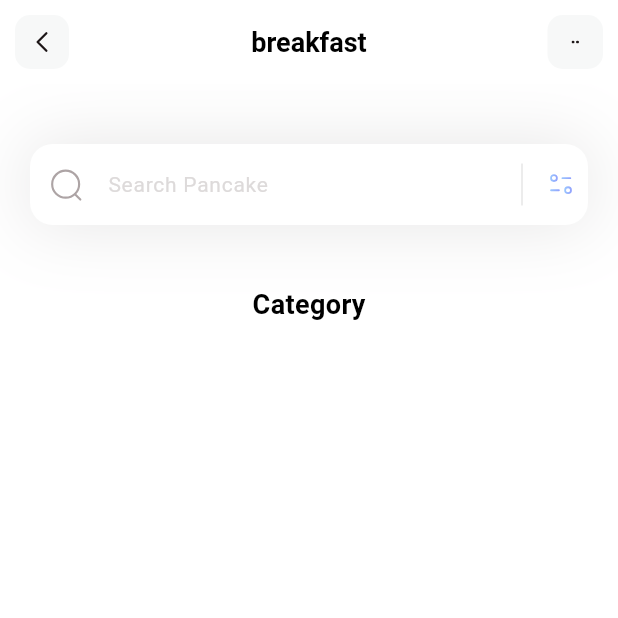
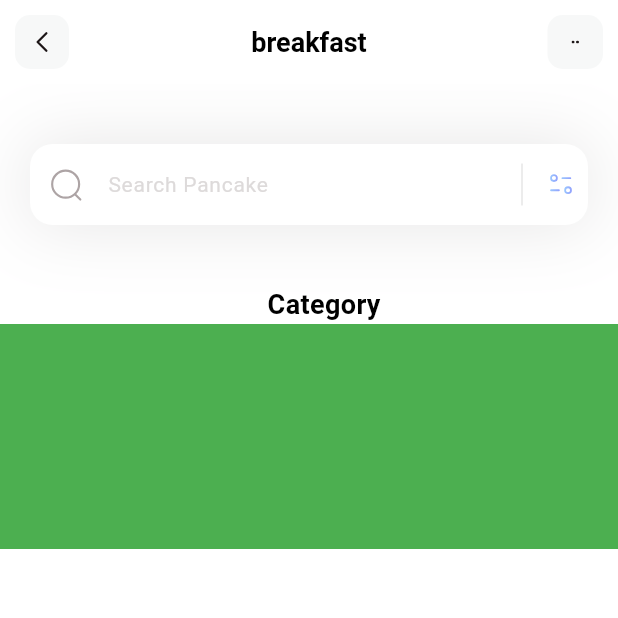
Before and after one commit to SaileshAcharya1229/fitness, a Flutter app: the screen it shows after launch, on a phone screen of 412 x 824 dp, the top half of it. Run offline on Flutter 3.47's test engine with Material 3 defaults, Android fonts, the phone set to English and light mode, and no system bars; our stand-ins replace flutter_svg.

Commit message:
updating text

```diff
--- a/lib/pages/home.dart
+++ b/lib/pages/home.dart
@@ -10,6 +10,7 @@ class HomePage extends StatelessWidget {
       appBar: appBar(),
       backgroundColor: Colors.white,
       body: Column(
+        crossAxisAlignment: CrossAxisAlignment.start,
         children: [
           _searchField(),
           SizedBox(
@@ -17,13 +18,20 @@ class HomePage extends StatelessWidget {
           ),
           Column(
             children: [
-              Text(
-                'Category',
-                style: TextStyle(
-                  color: Colors.black,
-                  fontSize: 18,
-                  fontWeight: FontWeight.w600,
+              Padding(
+                padding: const EdgeInsets.only(left: 20),
+                child: Text(
+                  'Category',
+                  style: TextStyle(
+                    color: Colors.black,
+                    fontSize: 18,
+                    fontWeight: FontWeight.w600,
+                  ),
                 ),
+              ),
+              Container(
+                height: 150,
+                color: Colors.green,
               )
             ],
           )
@@ -132,3 +140,5 @@ class HomePage extends StatelessWidget {
             ),
           ),
         ]);
+  }
+}
```
